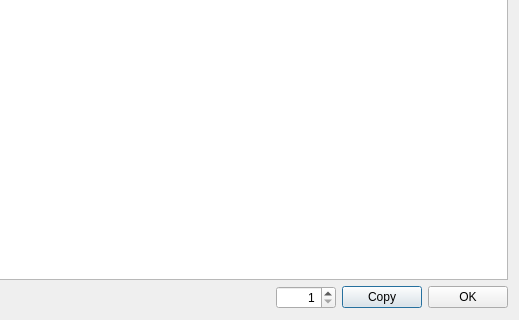
This is dialogshowdata.ui in horsicq/FormatDialogs as Qt 5 draws it before an edit; both pictures show x 335 to 854 and y 138 to 458 of the 854 by 458 pixel window. The edited form follows.
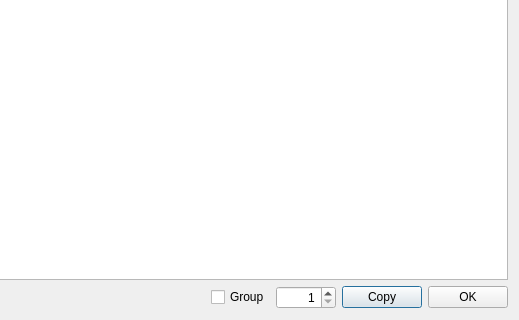
This is the edited form.

```diff
--- a/dialogshowdata.ui
+++ b/dialogshowdata.ui
@@ -70,6 +70,13 @@
        </property>
       </spacer>
      </item>
+     <item>
+      <widget class="QCheckBox" name="checkBoxGroup">
+       <property name="text">
+        <string>Group</string>
+       </property>
+      </widget>
+     </item>
      <item>
       <widget class="QSpinBox" name="spinBoxElementsProLine">
        <property name="minimumSize">
```
